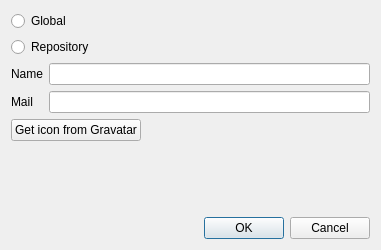
soramimi/Guitar, file src/SetUserDialog.ui: the form before one commit.
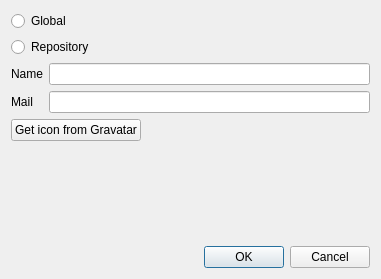
The form after the commit.

```diff
--- a/src/SetUserDialog.ui
+++ b/src/SetUserDialog.ui
@@ -7,7 +7,7 @@
     <x>0</x>
     <y>0</y>
     <width>381</width>
-    <height>248</height>
+    <height>279</height>
    </rect>
   </property>
   <property name="windowTitle">
@@ -85,7 +85,7 @@
    <item>
     <widget class="QLabel" name="label_avatar">
      <property name="sizePolicy">
-      <sizepolicy hsizetype="Fixed" vsizetype="Fixed">
+      <sizepolicy hsizetype="Fixed" vsizetype="Expanding">
        <horstretch>0</horstretch>
        <verstretch>0</verstretch>
       </sizepolicy>
@@ -96,12 +96,6 @@
        <height>64</height>
       </size>
      </property>
-     <property name="maximumSize">
-      <size>
-       <width>64</width>
-       <height>64</height>
-      </size>
-     </property>
      <property name="text">
       <string/>
      </property>
```
